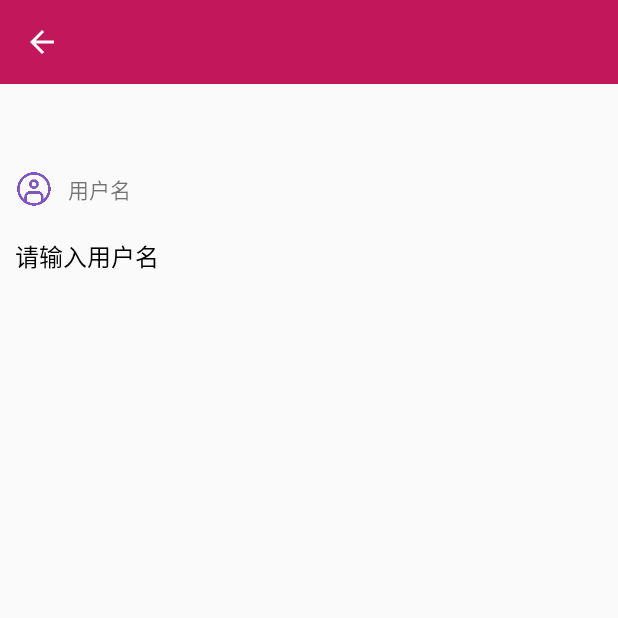
After one commit to sya233/SmartNeib, an Android app: the NotificationDetailActivity screen opened directly, with no data from a screen before it, on a phone screen of 412 x 824 dp, the top half of it. The commit adds this screen. Run offline under Robolectric (Android 15) with nearby library versions, the phone set to English and light mode, and no system bars; 1 statement that could not run was skipped.

Commit message:
RecyclerView的item点击进入详情页

```diff
--- a/app/build.gradle
+++ b/app/build.gradle
@@ -8,7 +8,7 @@ android {
 
     defaultConfig {
         applicationId "com.upai.smartneib"
-        minSdkVersion 22
+        minSdkVersion 24
         targetSdkVersion 29
         versionCode 1
         versionName "1.0"
--- a/app/src/main/AndroidManifest.xml
+++ b/app/src/main/AndroidManifest.xml
@@ -24,6 +24,7 @@
         </activity>
         <activity android:name=".register.RegisterActivity" />
         <activity android:name=".main.MainActivity" />
+        <activity android:name=".notification_detail.NotificationDetailActivity" />
     </application>
 
 </manifest>
--- a/app/src/main/java/com/upai/smartneib/main/NotificationFragment.kt
+++ b/app/src/main/java/com/upai/smartneib/main/NotificationFragment.kt
@@ -1,5 +1,6 @@
 package com.upai.smartneib.main
 
+import android.content.Intent
 import android.os.Bundle
 import android.util.Log
 import android.view.LayoutInflater
@@ -10,6 +11,7 @@ import androidx.fragment.app.Fragment
 import androidx.recyclerview.widget.LinearLayoutManager
 import androidx.recyclerview.widget.RecyclerView
 import com.upai.smartneib.R
+import com.upai.smartneib.notification_detail.NotificationDetailActivity
 import kotlinx.android.synthetic.main.fragment_notification.*
 import kotlinx.android.synthetic.main.fragment_notification.view.*
 import kotlinx.android.synthetic.main.rv_item_notification.view.*
@@ -95,6 +97,17 @@ class NotificationFragment : Fragment(), NotificationView {
         override fun onBindViewHolder(holder: Holder, position: Int) {
             holder.itemView.tv_title.text = notificationList[position].title
             holder.itemView.tv_des.text = notificationList[position].des
+            // RecyclerView item click
+            holder.itemView.setOnClickListener {
+                holder.itemView.context.startActivity(
+                    NotificationDetailActivity.getIntent(
+                        holder.itemView.context,
+                        notificationList[position].id,
+                        notificationList[position].title,
+                        notificationList[position].content
+                    )
+                )
+            }
         }
 
         class Holder(itemView: View) : RecyclerView.ViewHolder(itemView)
--- /dev/null
+++ b/app/src/main/java/com/upai/smartneib/notification_detail/NotificationDetailActivity.kt
@@ -0,0 +1,56 @@
+package com.upai.smartneib.notification_detail
+
+import android.content.Context
+import android.content.Intent
+import android.os.Bundle
+import android.text.Html
+import android.view.MenuItem
+import androidx.appcompat.app.AppCompatActivity
+import androidx.core.text.HtmlCompat
+import com.upai.smartneib.R
+import kotlinx.android.synthetic.main.activity_notification_detail.*
+import kotlinx.android.synthetic.main.common_toolbar.*
+
+class NotificationDetailActivity : AppCompatActivity() {
+
+    override fun onCreate(savedInstanceState: Bundle?) {
+        super.onCreate(savedInstanceState)
+        setContentView(R.layout.activity_notification_detail)
+        // 初始化
+        init()
+    }
+
+    private fun init() {
+        // 获取Intent传递的数据
+        val id = intent.getStringExtra("id")
+        val title = intent.getStringExtra("title")
+        val content = intent.getStringExtra("content")
+        tv_title.text = title
+        tv_content.text = Html.fromHtml(content, HtmlCompat.FROM_HTML_MODE_LEGACY)
+        // ActionBar
+        setSupportActionBar(toolbar)
+        supportActionBar?.title = resources.getString(R.string.nothing)
+        supportActionBar?.setDisplayHomeAsUpEnabled(true)
+    }
+
+    override fun onOptionsItemSelected(item: MenuItem): Boolean {
+        return when (item.itemId) {
+            android.R.id.home -> {
+                finish()
+                true
+            }
+            else -> super.onOptionsItemSelected(item)
+        }
+    }
+
+    companion object {
+        fun getIntent(context: Context, id: String, title: String, content: String): Intent {
+            val intent = Intent(context, NotificationDetailActivity::class.java)
+            intent.putExtra("id", id)
+            intent.putExtra("title", title)
+            intent.putExtra("content", content)
+            return intent
+        }
+    }
+
+}
--- /dev/null
+++ b/app/src/main/res/layout/activity_notification_detail.xml
@@ -0,0 +1,58 @@
+<?xml version="1.0" encoding="utf-8"?>
+<LinearLayout xmlns:android="http://schemas.android.com/apk/res/android"
+    android:layout_width="match_parent"
+    android:layout_height="match_parent"
+    android:orientation="vertical">
+
+    <include layout="@layout/common_toolbar" />
+
+    <TextView
+        android:id="@+id/tv_title"
+        android:layout_width="match_parent"
+        android:layout_height="wrap_content"
+        android:paddingStart="10dp"
+        android:paddingTop="10dp"
+        android:paddingEnd="10dp"
+        android:text="@string/input_username"
+        android:textColor="#000"
+        android:textSize="20sp" />
+
+    <LinearLayout
+        android:layout_width="match_parent"
+        android:layout_height="wrap_content"
+        android:layout_marginTop="20dp"
+        android:orientation="horizontal"
+        android:paddingStart="10dp"
+        android:paddingEnd="10dp">
+
+        <ImageView
+            android:id="@+id/iv_user"
+            android:layout_width="25dp"
+            android:layout_height="25dp"
+            android:contentDescription="@string/app_name"
+            android:scaleType="centerInside"
+            android:src="@drawable/user" />
+
+        <TextView
+            android:id="@+id/tv_user"
+            android:layout_width="wrap_content"
+            android:layout_height="wrap_content"
+            android:layout_gravity="center_vertical"
+            android:layout_marginStart="10dp"
+            android:text="@string/username" />
+
+    </LinearLayout>
+
+    <TextView
+        android:id="@+id/tv_content"
+        android:layout_width="match_parent"
+        android:layout_height="match_parent"
+        android:lineSpacingExtra="8dp"
+        android:paddingStart="10dp"
+        android:paddingTop="20dp"
+        android:paddingEnd="10dp"
+        android:text="@string/input_username"
+        android:textColor="#000"
+        android:textSize="16sp" />
+
+</LinearLayout>
--- a/app/src/main/res/layout/rv_item_notification.xml
+++ b/app/src/main/res/layout/rv_item_notification.xml
@@ -14,6 +14,7 @@
         android:layout_width="match_parent"
         android:layout_height="wrap_content"
         android:layout_marginTop="10dp"
+        android:ellipsize="end"
         android:maxLines="1"
         android:textColor="#000"
         android:textSize="18sp"
@@ -24,6 +25,7 @@
         android:layout_width="match_parent"
         android:layout_height="wrap_content"
         android:layout_marginTop="8dp"
+        android:ellipsize="end"
         android:maxLines="2"
         android:textColor="#000"
         android:textSize="16sp" />
--- a/app/src/main/res/values/strings.xml
+++ b/app/src/main/res/values/strings.xml
@@ -10,4 +10,6 @@
     <string name="forum">论坛</string>
     <string name="mine">我</string>
     <string name="login_success">登录成功</string>
+    <string name="username">用户名</string>
+    <string name="nothing"> </string>
 </resources>
```
